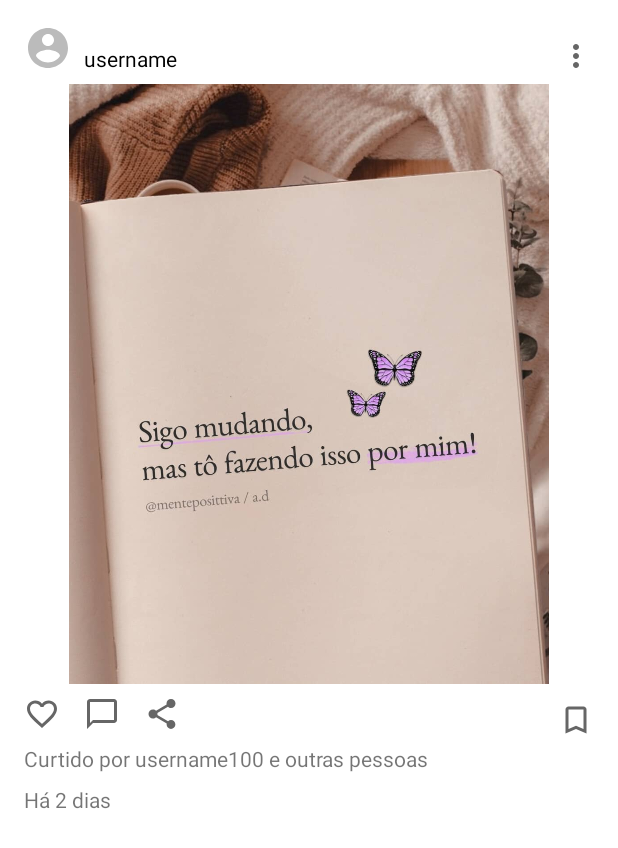
After one commit to edilsonvilarinho/mygram, an Android app: the layout list_item_post.xml on its own in the app's theme, with its tools: preview values and no code run, on a phone screen of 412 x 824 dp. The commit adds this screen. Shown: the top 848 px of the screen. Run offline under Robolectric (Android 15) with nearby library versions, the phone set to English and light mode, and no system bars.

Commit message:
config layout mygram mocks

```diff
--- /dev/null
+++ b/app/src/main/java/br/com/edilsonvilarinho/mygram/Story.kt
@@ -0,0 +1,3 @@
+package br.com.edilsonvilarinho.mygram
+
+class Story(val username: String, val img: String)
--- /dev/null
+++ b/app/src/main/res/drawable/ic_baseline_bookmark_border_24.xml
@@ -0,0 +1,10 @@
+<vector xmlns:android="http://schemas.android.com/apk/res/android"
+    android:width="24dp"
+    android:height="24dp"
+    android:viewportWidth="24"
+    android:viewportHeight="24"
+    android:tint="?attr/colorControlNormal">
+  <path
+      android:fillColor="@android:color/white"
+      android:pathData="M17,3L7,3c-1.1,0 -1.99,0.9 -1.99,2L5,21l7,-3 7,3L19,5c0,-1.1 -0.9,-2 -2,-2zM17,18l-5,-2.18L7,18L7,5h10v13z"/>
+</vector>
--- /dev/null
+++ b/app/src/main/res/drawable/ic_baseline_chat_bubble_outline_24.xml
@@ -0,0 +1,10 @@
+<vector xmlns:android="http://schemas.android.com/apk/res/android"
+    android:width="24dp"
+    android:height="24dp"
+    android:viewportWidth="24"
+    android:viewportHeight="24"
+    android:tint="?attr/colorControlNormal">
+  <path
+      android:fillColor="@android:color/white"
+      android:pathData="M20,2L4,2c-1.1,0 -2,0.9 -2,2v18l4,-4h14c1.1,0 2,-0.9 2,-2L22,4c0,-1.1 -0.9,-2 -2,-2zM20,16L6,16l-2,2L4,4h16v12z"/>
+</vector>
--- /dev/null
+++ b/app/src/main/res/drawable/ic_baseline_favorite_border_24.xml
@@ -0,0 +1,10 @@
+<vector xmlns:android="http://schemas.android.com/apk/res/android"
+    android:width="24dp"
+    android:height="24dp"
+    android:viewportWidth="24"
+    android:viewportHeight="24"
+    android:tint="?attr/colorControlNormal">
+  <path
+      android:fillColor="@android:color/white"
+      android:pathData="M16.5,3c-1.74,0 -3.41,0.81 -4.5,2.09C10.91,3.81 9.24,3 7.5,3 4.42,3 2,5.42 2,8.5c0,3.78 3.4,6.86 8.55,11.54L12,21.35l1.45,-1.32C18.6,15.36 22,12.28 22,8.5 22,5.42 19.58,3 16.5,3zM12.1,18.55l-0.1,0.1 -0.1,-0.1C7.14,14.24 4,11.39 4,8.5 4,6.5 5.5,5 7.5,5c1.54,0 3.04,0.99 3.57,2.36h1.87C13.46,5.99 14.96,5 16.5,5c2,0 3.5,1.5 3.5,3.5 0,2.89 -3.14,5.74 -7.9,10.05z"/>
+</vector>
--- /dev/null
+++ b/app/src/main/res/drawable/ic_baseline_more_vert_24.xml
@@ -0,0 +1,10 @@
+<vector xmlns:android="http://schemas.android.com/apk/res/android"
+    android:width="24dp"
+    android:height="24dp"
+    android:viewportWidth="24"
+    android:viewportHeight="24"
+    android:tint="?attr/colorControlNormal">
+  <path
+      android:fillColor="@android:color/white"
+      android:pathData="M12,8c1.1,0 2,-0.9 2,-2s-0.9,-2 -2,-2 -2,0.9 -2,2 0.9,2 2,2zM12,10c-1.1,0 -2,0.9 -2,2s0.9,2 2,2 2,-0.9 2,-2 -0.9,-2 -2,-2zM12,16c-1.1,0 -2,0.9 -2,2s0.9,2 2,2 2,-0.9 2,-2 -0.9,-2 -2,-2z"/>
+</vector>
--- /dev/null
+++ b/app/src/main/res/drawable/ic_baseline_share_24.xml
@@ -0,0 +1,10 @@
+<vector xmlns:android="http://schemas.android.com/apk/res/android"
+    android:width="24dp"
+    android:height="24dp"
+    android:viewportWidth="24"
+    android:viewportHeight="24"
+    android:tint="?attr/colorControlNormal">
+  <path
+      android:fillColor="@android:color/white"
+      android:pathData="M18,16.08c-0.76,0 -1.44,0.3 -1.96,0.77L8.91,12.7c0.05,-0.23 0.09,-0.46 0.09,-0.7s-0.04,-0.47 -0.09,-0.7l7.05,-4.11c0.54,0.5 1.25,0.81 2.04,0.81 1.66,0 3,-1.34 3,-3s-1.34,-3 -3,-3 -3,1.34 -3,3c0,0.24 0.04,0.47 0.09,0.7L8.04,9.81C7.5,9.31 6.79,9 6,9c-1.66,0 -3,1.34 -3,3s1.34,3 3,3c0.79,0 1.5,-0.31 2.04,-0.81l7.12,4.16c-0.05,0.21 -0.08,0.43 -0.08,0.65 0,1.61 1.31,2.92 2.92,2.92 1.61,0 2.92,-1.31 2.92,-2.92s-1.31,-2.92 -2.92,-2.92z"/>
+</vector>
--- /dev/null
+++ b/app/src/main/res/drawable/ic_round_account_circle.xml
@@ -0,0 +1,9 @@
+<vector xmlns:android="http://schemas.android.com/apk/res/android"
+    android:width="24dp"
+    android:height="24dp"
+    android:viewportWidth="24"
+    android:viewportHeight="24">
+    <path
+        android:fillColor="@color/granitegray"
+        android:pathData="M12,2C6.48,2 2,6.48 2,12s4.48,10 10,10 10,-4.48 10,-10S17.52,2 12,2zM12,5c1.66,0 3,1.34 3,3s-1.34,3 -3,3 -3,-1.34 -3,-3 1.34,-3 3,-3zM12,19.2c-2.5,0 -4.71,-1.28 -6,-3.22 0.03,-1.99 4,-3.08 6,-3.08 1.99,0 5.97,1.09 6,3.08 -1.29,1.94 -3.5,3.22 -6,3.22z" />
+</vector>
--- /dev/null
+++ b/app/src/main/res/layout/list_item_post.xml
@@ -0,0 +1,125 @@
+<?xml version="1.0" encoding="utf-8"?>
+<androidx.constraintlayout.widget.ConstraintLayout xmlns:android="http://schemas.android.com/apk/res/android"
+    xmlns:app="http://schemas.android.com/apk/res-auto"
+    xmlns:tools="http://schemas.android.com/tools"
+    android:layout_width="match_parent"
+    android:layout_height="wrap_content">
+
+    <de.hdodenhof.circleimageview.CircleImageView
+        android:id="@+id/picture"
+        android:layout_width="32dp"
+        android:layout_height="32dp"
+        android:layout_marginStart="16dp"
+        android:layout_marginTop="16dp"
+        android:src="@drawable/ic_round_account_circle"
+        app:layout_constraintStart_toStartOf="parent"
+        app:layout_constraintTop_toTopOf="parent"
+        tools:src="@drawable/ic_round_account_circle" />
+
+    <TextView
+        android:id="@+id/username"
+        android:layout_width="wrap_content"
+        android:layout_height="wrap_content"
+        android:layout_marginStart="8dp"
+        android:layout_marginTop="29dp"
+        android:text="username"
+        android:textColor="@color/black"
+        app:layout_constraintEnd_toEndOf="parent"
+        app:layout_constraintHorizontal_bias="0.0"
+        app:layout_constraintStart_toEndOf="@+id/picture"
+        app:layout_constraintTop_toTopOf="parent" />
+
+    <ImageView
+        android:id="@+id/imageView"
+        android:layout_width="400dp"
+        android:layout_height="400dp"
+        android:layout_marginTop="8dp"
+        android:src="@drawable/img_post"
+        app:layout_constraintEnd_toEndOf="parent"
+        app:layout_constraintStart_toStartOf="parent"
+        app:layout_constraintTop_toBottomOf="@+id/picture"
+        tools:src="@drawable/img_post" />
+
+
+    <ImageView
+        android:id="@+id/imageView2"
+        android:layout_width="wrap_content"
+        android:layout_height="wrap_content"
+        android:layout_marginStart="16dp"
+        android:layout_marginTop="8dp"
+        android:src="@drawable/ic_baseline_favorite_border_24"
+        app:layout_constraintStart_toStartOf="parent"
+        app:layout_constraintTop_toBottomOf="@+id/imageView"
+        tools:src="@drawable/ic_baseline_favorite_border_24" />
+
+    <ImageView
+        android:id="@+id/imageView3"
+        android:layout_width="wrap_content"
+        android:layout_height="wrap_content"
+        android:layout_marginStart="16dp"
+        android:layout_marginTop="8dp"
+        android:layout_marginEnd="16dp"
+        android:src="@drawable/ic_baseline_chat_bubble_outline_24"
+        app:layout_constraintEnd_toStartOf="@+id/imageView4"
+        app:layout_constraintStart_toEndOf="@+id/imageView2"
+        app:layout_constraintTop_toBottomOf="@+id/imageView"
+        tools:src="@drawable/ic_baseline_chat_bubble_outline_24" />
+
+    <ImageView
+        android:id="@+id/imageView4"
+        android:layout_width="wrap_content"
+        android:layout_height="wrap_content"
+        android:layout_marginStart="16dp"
+        android:layout_marginTop="8dp"
+        android:src="@drawable/ic_baseline_share_24"
+        app:layout_constraintStart_toEndOf="@+id/imageView3"
+        app:layout_constraintTop_toBottomOf="@+id/imageView"
+        tools:src="@drawable/ic_baseline_share_24" />
+
+    <ImageView
+        android:id="@+id/imageView5"
+        android:layout_width="wrap_content"
+        android:layout_height="wrap_content"
+        android:layout_marginTop="12dp"
+        android:layout_marginEnd="16dp"
+        android:src="@drawable/ic_baseline_bookmark_border_24"
+        app:layout_constraintEnd_toEndOf="parent"
+        app:layout_constraintTop_toBottomOf="@+id/imageView"
+        tools:src="@drawable/ic_baseline_bookmark_border_24" />
+
+    <ImageView
+        android:layout_width="wrap_content"
+        android:layout_height="wrap_content"
+        android:layout_marginTop="25dp"
+        android:layout_marginEnd="16dp"
+        android:src="@drawable/ic_baseline_more_vert_24"
+        app:layout_constraintEnd_toEndOf="parent"
+        app:layout_constraintTop_toTopOf="parent"
+        tools:src="@drawable/ic_baseline_more_vert_24" />
+
+
+    <TextView
+        android:id="@+id/textView2"
+        android:layout_width="wrap_content"
+        android:layout_height="wrap_content"
+        android:layout_marginStart="16dp"
+        android:layout_marginTop="8dp"
+        android:text="Curtido por username100 e outras pessoas"
+        app:layout_constraintEnd_toEndOf="parent"
+        app:layout_constraintHorizontal_bias="0.0"
+        app:layout_constraintStart_toStartOf="parent"
+        app:layout_constraintTop_toBottomOf="@+id/imageView2" />
+
+    <TextView
+        android:layout_width="wrap_content"
+        android:layout_height="wrap_content"
+        android:layout_marginStart="16dp"
+        android:layout_marginTop="8dp"
+        android:text="Há 2 dias"
+        app:layout_constraintEnd_toEndOf="parent"
+        app:layout_constraintHorizontal_bias="0.0"
+        app:layout_constraintStart_toStartOf="parent"
+        app:layout_constraintTop_toBottomOf="@+id/textView2" />
+
+
+</androidx.constraintlayout.widget.ConstraintLayout>
--- a/app/src/main/res/values/colors.xml
+++ b/app/src/main/res/values/colors.xml
@@ -7,4 +7,7 @@
     <color name="teal_700">#FF018786</color>
     <color name="black">#FF000000</color>
     <color name="white">#FFFFFFFF</color>
+    <color name="granitegray">#6F646464</color>
+
+    <color name="colorDetail">#090000</color>
 </resources>
```
Also changed, not shown: app/build.gradle (+8 -0 lines), app/src/main/java/br/com/edilsonvilarinho/mygram/MainActivity.kt (+31 -2 lines), app/src/main/java/br/com/edilsonvilarinho/mygram/Post.kt (added, +9 -0 lines), app/src/main/java/br/com/edilsonvilarinho/mygram/PostRecyclerViewAdapter.kt (added, +41 -0 lines), app/src/main/java/br/com/edilsonvilarinho/mygram/StoryRecyclerViewAdapter.kt (added, +41 -0 lines), app/src/main/res/layout/activity_main.xml (+29 -6 lines), app/src/main/res/layout/list_item_user_istory.xml (added, +35 -0 lines), app/src/main/res/drawable/img_post.jpg (added), 1 other file.
